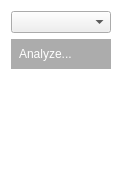
The window that source/Tools/Explore/explore.ui (ialhashim/TopoBlender) describes before a commit, drawn with Qt 5.
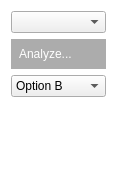
The same window after the commit. Icons and pictures are not drawn.

Commit message: [Enhancements] reconstruction + sketch options, better 'Explore' visualization

Patch:
```diff
--- a/source/Tools/Explore/explore.ui
+++ b/source/Tools/Explore/explore.ui
@@ -6,8 +6,8 @@
    <rect>
     <x>0</x>
     <y>0</y>
-    <width>122</width>
-    <height>186</height>
+    <width>117</width>
+    <height>185</height>
    </rect>
   </property>
   <property name="windowTitle">
@@ -51,7 +51,7 @@
    <item row="0" column="0">
     <widget class="QComboBox" name="categoriesBox"/>
    </item>
-   <item row="2" column="0">
+   <item row="3" column="0">
     <spacer name="verticalSpacer">
      <property name="orientation">
       <enum>Qt::Vertical</enum>
@@ -64,6 +64,23 @@
      </property>
     </spacer>
    </item>
+   <item row="2" column="0">
+    <widget class="QComboBox" name="vizOption">
+     <property name="currentIndex">
+      <number>1</number>
+     </property>
+     <item>
+      <property name="text">
+       <string>Option A</string>
+      </property>
+     </item>
+     <item>
+      <property name="text">
+       <string>Option B</string>
+      </property>
+     </item>
+    </widget>
+   </item>
   </layout>
  </widget>
  <resources>
```
The commit also changes 23 other files.
